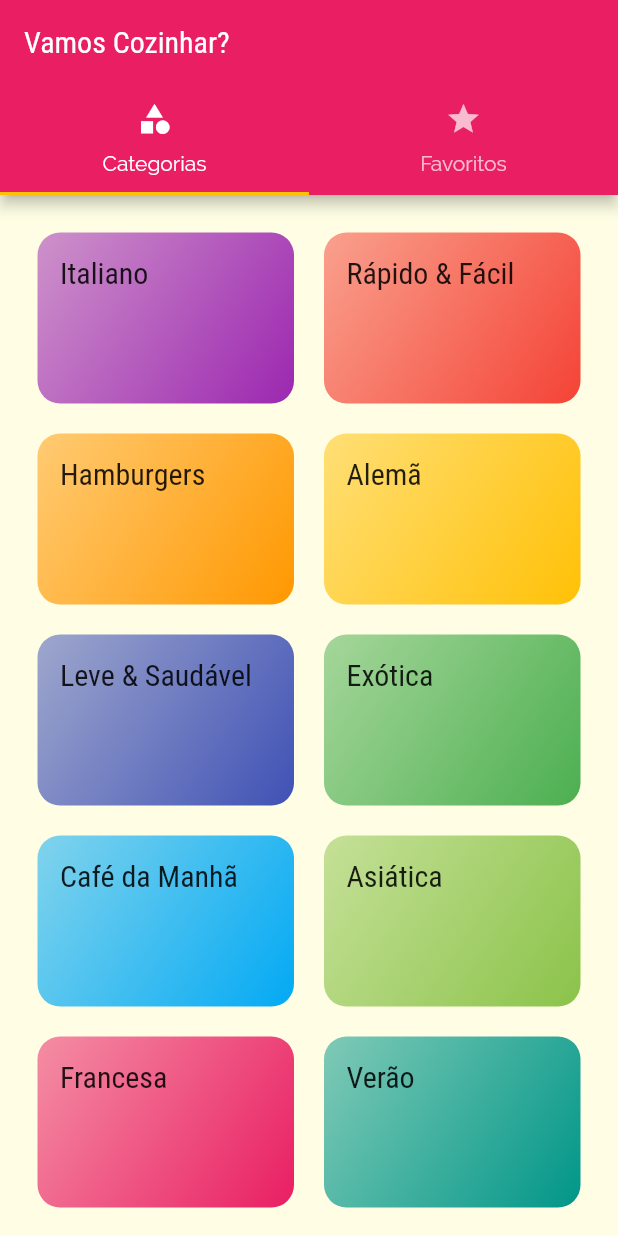
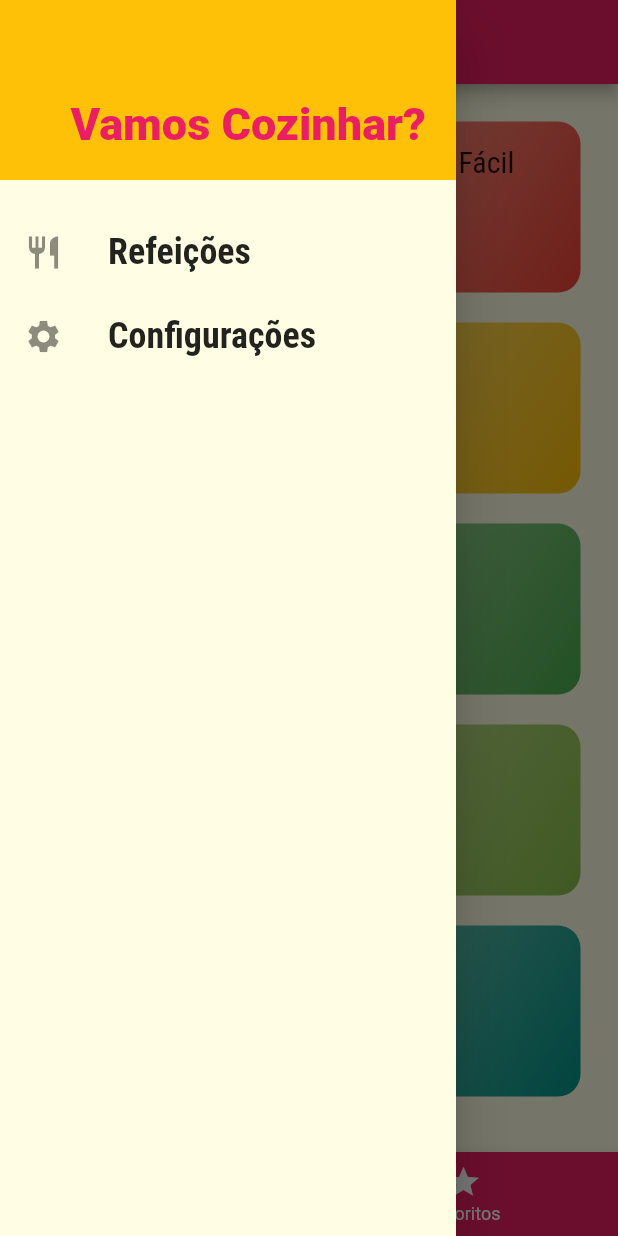
Before and after one commit to Brunopcsc/meals, a Flutter app: the screen it shows after launch, with the side drawer open (before the commit the screen has no drawer), on a phone screen of 412 x 824 dp. Run offline on Flutter 3.47's test engine with Material 2 defaults, Android fonts, the phone set to English and light mode, and no system bars.

Commit message:
Added tabs to application. Created new favorite screen. Created settings screen.

```diff
--- /dev/null
+++ b/lib/components/main_drawer.dart
@@ -0,0 +1,57 @@
+import 'package:flutter/material.dart';
+import 'package:meals/utils/app_routes.dart';
+
+class MainDrawer extends StatelessWidget {
+  const MainDrawer({Key? key}) : super(key: key);
+
+  Widget _createItem(IconData icon, String label, Function() onTap) {
+    return ListTile(
+      leading: Icon(
+        icon,
+        size: 26,
+      ),
+      title: Text(
+        label,
+        style: TextStyle(
+          fontFamily: 'RobotoCondensed',
+          fontSize: 24,
+          fontWeight: FontWeight.bold,
+        ),
+      ),
+      onTap: onTap,
+    );
+  }
+
+  @override
+  Widget build(BuildContext context) {
+    return Drawer(
+      child: Column(children: [
+        Container(
+          height: 120,
+          width: double.infinity,
+          padding: EdgeInsets.all(20),
+          color: Theme.of(context).accentColor,
+          alignment: Alignment.bottomRight,
+          child: Text(
+            'Vamos Cozinhar?',
+            style: TextStyle(
+              fontWeight: FontWeight.w900,
+              fontSize: 30,
+              color: Theme.of(context).primaryColor,
+            ),
+          ),
+        ),
+        SizedBox(
+          height: 20,
+        ),
+        _createItem(Icons.restaurant, 'Refeições',
+            () => Navigator.of(context).pushReplacementNamed(AppRoutes.HOME)),
+        _createItem(
+            Icons.settings,
+            'Configurações',
+            () =>
+                Navigator.of(context).pushReplacementNamed(AppRoutes.SETTINGS)),
+      ]),
+    );
+  }
+}
--- a/lib/main.dart
+++ b/lib/main.dart
@@ -1,14 +1,56 @@
 import 'package:flutter/material.dart';
+import 'package:meals/data/dummy_data.dart';
+import 'package:meals/models/settings.dart';
 import 'package:meals/screens/meal_detail_screen.dart';
+import 'package:meals/screens/settings_screen.dart';
 import 'package:meals/screens/tabs_screen.dart';
 import 'package:meals/utils/app_routes.dart';
 
+import 'models/meal.dart';
 import 'screens/categories_screen.dart';
 import 'screens/categories_meals_screen.dart';
 
 void main() => runApp(MyApp());
 
-class MyApp extends StatelessWidget {
+class MyApp extends StatefulWidget {
+  @override
+  State<MyApp> createState() => _MyAppState();
+}
+
+class _MyAppState extends State<MyApp> {
+  Settings settings = Settings();
+  List<Meal> _availableMeals = DUMMY_MEALS;
+  List<Meal> _favoriteMeals = [];
+
+  void _filterMeals(Settings settings) {
+    setState(() {
+      this.settings = settings;
+
+      _availableMeals = DUMMY_MEALS.where((meal) {
+        final filterGluten = settings.isGlutenFree && !meal.isGlutenFree;
+        final filterLactose = settings.isLactoseFree && !meal.isLactoseFree;
+        final filterVegan = settings.isVegan && !meal.isVegan;
+        final filterVegetarian = settings.isVegetarian && !meal.isVegetarian;
+        return !filterGluten &&
+            !filterLactose &&
+            !filterVegan &&
+            !filterVegetarian;
+      }).toList();
+    });
+  }
+
+  void _toggleFavorite(Meal meal) {
+    setState(() {
+      _favoriteMeals.contains(meal)
+          ? _favoriteMeals.remove(meal)
+          : _favoriteMeals.add(meal);
+    });
+  }
+
+  bool _isFavorite(Meal meal) {
+    return _favoriteMeals.contains(meal);
+  }
+
   @override
   Widget build(BuildContext context) {
     return MaterialApp(
@@ -25,9 +67,12 @@ class MyApp extends StatelessWidget {
             )),
       ),
       routes: {
-        AppRoutes.HOME: (context) => TabScreen(),
-        AppRoutes.CATEGORIES_MEALS: (ctx) => CategoriesMealsScreen(),
-        AppRoutes.MEAL_DETAIL: (ctx) => MealDetailScreen(),
+        AppRoutes.HOME: (context) => TabScreen(_favoriteMeals),
+        AppRoutes.CATEGORIES_MEALS: (ctx) =>
+            CategoriesMealsScreen(_availableMeals),
+        AppRoutes.MEAL_DETAIL: (ctx) =>
+            MealDetailScreen(_toggleFavorite, _isFavorite),
+        AppRoutes.SETTINGS: (ctx) => SettingsScreen(_filterMeals, settings),
       },
     );
   }
--- /dev/null
+++ b/lib/models/settings.dart
@@ -0,0 +1,13 @@
+class Settings {
+  bool isGlutenFree;
+  bool isLactoseFree;
+  bool isVegan;
+  bool isVegetarian;
+
+  Settings({
+    this.isGlutenFree = false,
+    this.isLactoseFree = false,
+    this.isVegan = false,
+    this.isVegetarian = false,
+  });
+}
--- a/lib/screens/tabs_screen.dart
+++ b/lib/screens/tabs_screen.dart
@@ -1,33 +1,66 @@
 import 'package:flutter/material.dart';
+import 'package:meals/components/main_drawer.dart';
+import 'package:meals/models/meal.dart';
 import 'package:meals/screens/categories_screen.dart';
 import 'package:meals/screens/favorite_screen.dart';
 
-class TabScreen extends StatelessWidget {
-  const TabScreen({Key? key}) : super(key: key);
+class TabScreen extends StatefulWidget {
+  final List<Meal> favoriteMeals;
+
+  const TabScreen(this.favoriteMeals);
+
+  @override
+  State<TabScreen> createState() => _TabScreenState();
+}
+
+class _TabScreenState extends State<TabScreen> {
+  int _selectedScreenIndex = 0;
+
+  final List<String> _titles = [
+    'Categorias',
+    "Meus Favoritos",
+  ];
+  List<Widget>? _screens;
+
+  @override
+  void initState() {
+    super.initState();
+    _screens = [
+      CategoriesScreen(),
+      FavoriteScreen(widget.favoriteMeals),
+    ];
+  }
+
+  _selectScreen(int index) {
+    setState(() {
+      _selectedScreenIndex = index;
+    });
+  }
 
   @override
   Widget build(BuildContext context) {
-    return DefaultTabController(
-      length: 2,
-      child: Scaffold(
-        appBar: AppBar(
-          title: Text('Vamos Cozinhar?'),
-          bottom: const TabBar(tabs: [
-            Tab(
+    return Scaffold(
+      appBar: AppBar(
+        title: Text(_titles[_selectedScreenIndex]),
+      ),
+      drawer: MainDrawer(),
+      body: _screens![_selectedScreenIndex],
+      bottomNavigationBar: BottomNavigationBar(
+          onTap: _selectScreen,
+          backgroundColor: Theme.of(context).primaryColor,
+          unselectedItemColor: Colors.white,
+          selectedItemColor: Theme.of(context).accentColor,
+          currentIndex: _selectedScreenIndex,
+          items: [
+            BottomNavigationBarItem(
               icon: Icon(Icons.category),
-              text: 'Categorias',
+              label: 'Categorias',
             ),
-            Tab(
+            BottomNavigationBarItem(
               icon: Icon(Icons.star),
-              text: 'Favoritos',
+              label: 'Favoritos',
             ),
           ]),
-        ),
-        body: TabBarView(children: [
-          CategoriesScreen(),
-          FavoriteScreen(),
-        ]),
-      ),
     );
   }
 }
--- a/lib/utils/app_routes.dart
+++ b/lib/utils/app_routes.dart
@@ -2,4 +2,5 @@ class AppRoutes {
   static const HOME = '/';
   static const CATEGORIES_MEALS = '/categories-meals';
   static const MEAL_DETAIL = '/meal-detail';
+  static const SETTINGS = '/settings';
 }
```
Also changed, not shown: lib/screens/categories_meals_screen.dart (+6 -1 lines), lib/screens/favorite_screen.dart (+18 -4 lines), lib/screens/meal_detail_screen.dart (+11 -0 lines), lib/screens/settings_screen.dart (added, +86 -0 lines).
